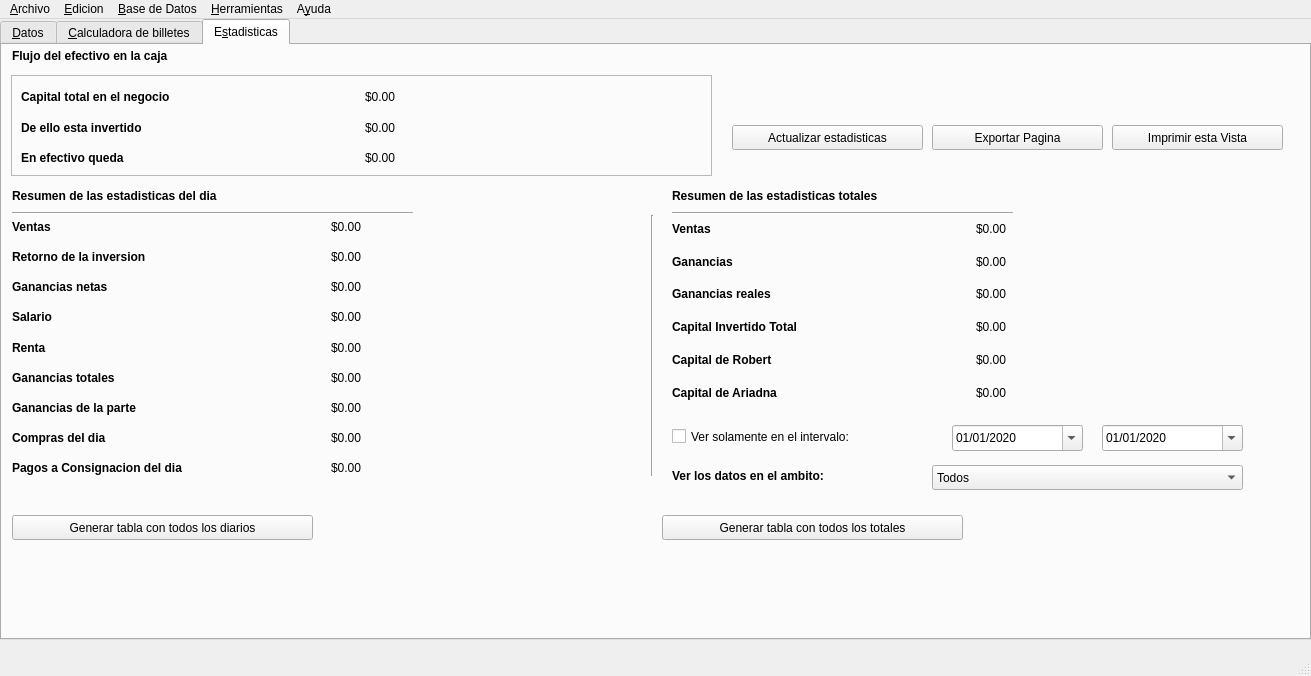
rlothbrock/PyJournal, file packages/UI/MainUi.ui: the form before one commit.
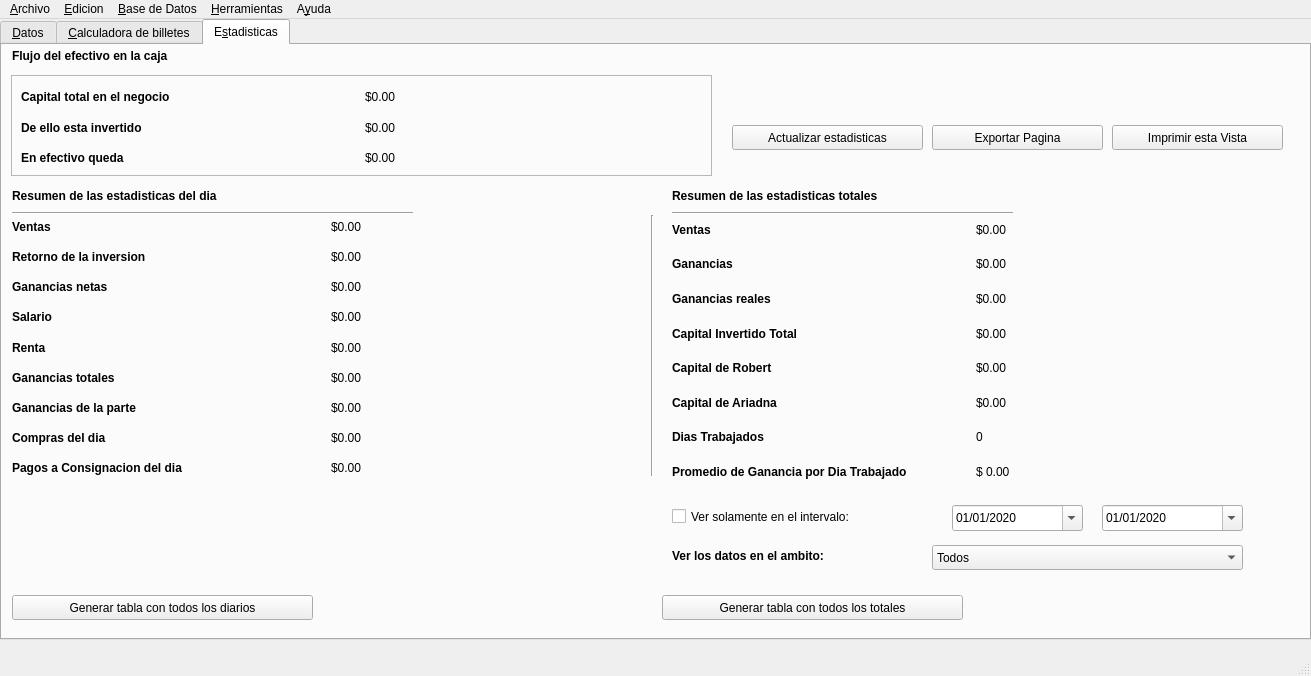
The form after the commit. The open tabs and pages were chosen to show the change. Icons and pictures are not drawn.

Patch:
```diff
--- a/packages/UI/MainUi.ui
+++ b/packages/UI/MainUi.ui
@@ -1625,7 +1625,7 @@
         <x>670</x>
         <y>170</y>
         <width>601</width>
-        <height>191</height>
+        <height>271</height>
        </rect>
       </property>
       <layout class="QVBoxLayout" name="verticalLayout">
@@ -1773,6 +1773,54 @@
          </item>
         </layout>
        </item>
+       <item>
+        <layout class="QHBoxLayout" name="horizontalLayout_40">
+         <item>
+          <widget class="QLabel" name="label_38">
+           <property name="font">
+            <font>
+             <weight>75</weight>
+             <bold>true</bold>
+            </font>
+           </property>
+           <property name="text">
+            <string>Dias Trabajados</string>
+           </property>
+          </widget>
+         </item>
+         <item>
+          <widget class="QLabel" name="label_plac_total_dias_trabajados">
+           <property name="text">
+            <string>0</string>
+           </property>
+          </widget>
+         </item>
+        </layout>
+       </item>
+       <item>
+        <layout class="QHBoxLayout" name="horizontalLayout_48">
+         <item>
+          <widget class="QLabel" name="label_40">
+           <property name="font">
+            <font>
+             <weight>75</weight>
+             <bold>true</bold>
+            </font>
+           </property>
+           <property name="text">
+            <string>Promedio de Ganancia por Dia Trabajado</string>
+           </property>
+          </widget>
+         </item>
+         <item>
+          <widget class="QLabel" name="label_plac_total_gan_per_day">
+           <property name="text">
+            <string>$ 0.00</string>
+           </property>
+          </widget>
+         </item>
+        </layout>
+       </item>
       </layout>
      </widget>
      <widget class="QLabel" name="label_45">
@@ -2039,7 +2087,7 @@
       <property name="geometry">
        <rect>
         <x>950</x>
-        <y>380</y>
+        <y>460</y>
         <width>131</width>
         <height>26</height>
        </rect>
@@ -2062,7 +2110,7 @@
       <property name="geometry">
        <rect>
         <x>1100</x>
-        <y>380</y>
+        <y>460</y>
         <width>141</width>
         <height>26</height>
        </rect>
@@ -2143,7 +2191,7 @@
       <property name="geometry">
        <rect>
         <x>670</x>
-        <y>380</y>
+        <y>460</y>
         <width>281</width>
         <height>23</height>
        </rect>
@@ -2156,7 +2204,7 @@
       <property name="geometry">
        <rect>
         <x>660</x>
-        <y>470</y>
+        <y>550</y>
         <width>301</width>
         <height>25</height>
        </rect>
@@ -2169,7 +2217,7 @@
       <property name="geometry">
        <rect>
         <x>10</x>
-        <y>470</y>
+        <y>550</y>
         <width>301</width>
         <height>25</height>
        </rect>
@@ -2182,7 +2230,7 @@
       <property name="geometry">
        <rect>
         <x>670</x>
-        <y>420</y>
+        <y>500</y>
         <width>251</width>
         <height>21</height>
        </rect>
@@ -2201,7 +2249,7 @@
       <property name="geometry">
        <rect>
         <x>930</x>
-        <y>420</y>
+        <y>500</y>
         <width>311</width>
         <height>25</height>
        </rect>
```
Left out of the diff: 16 changed lines with no effect on the pictures.
